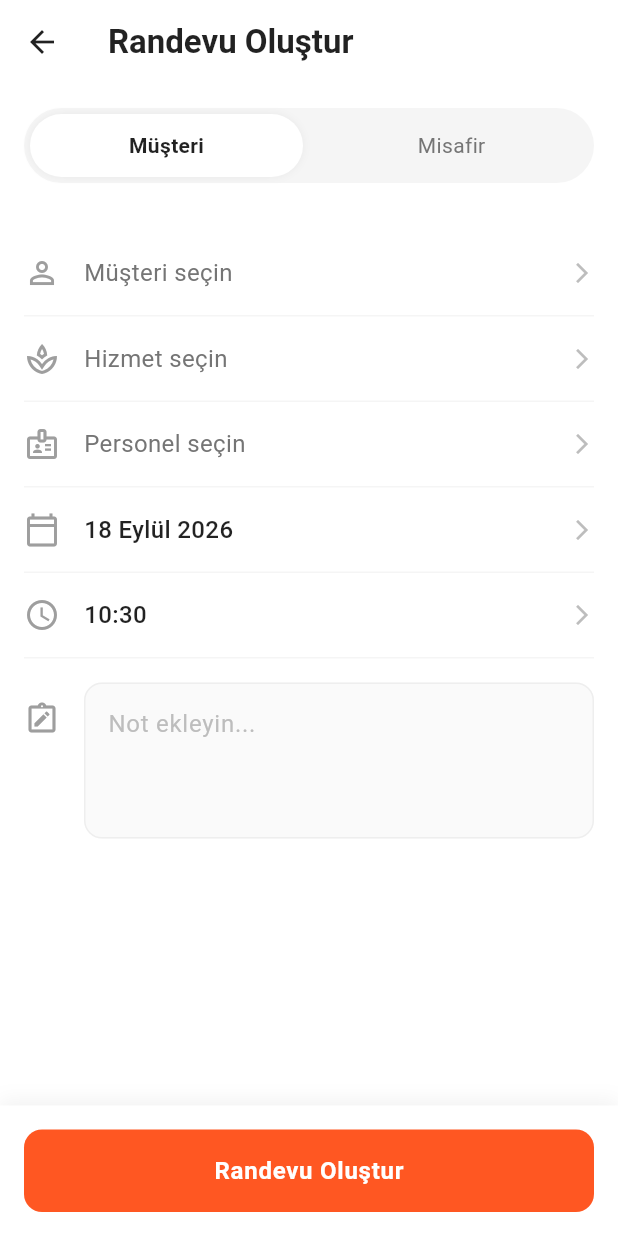
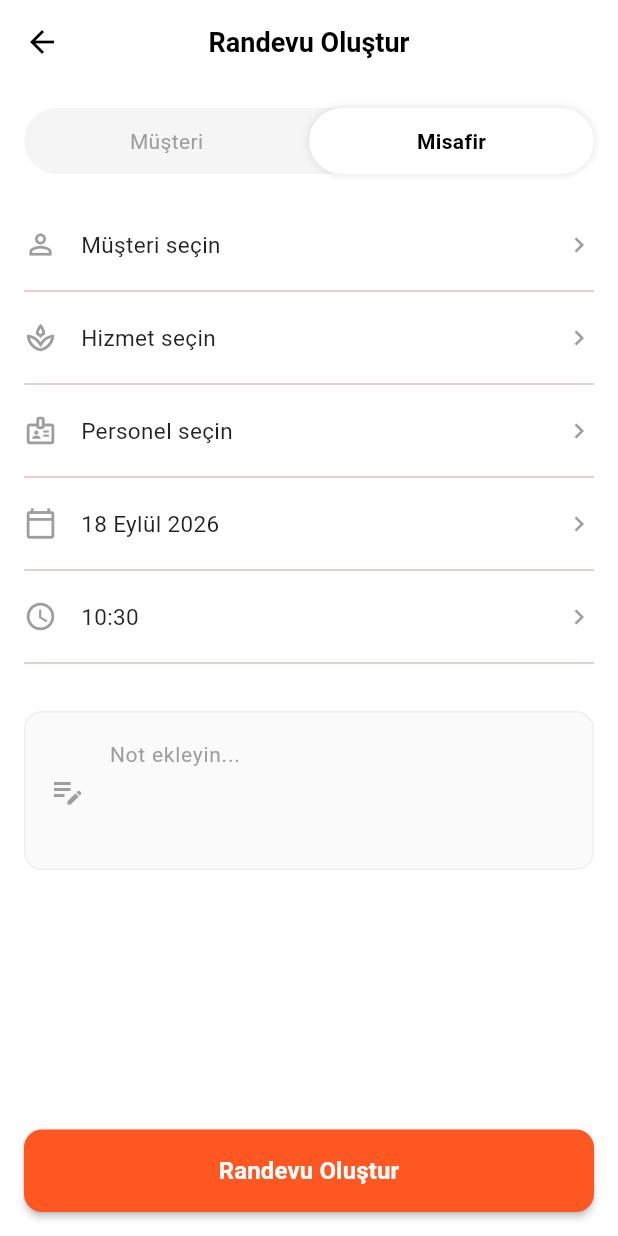
Before and after one commit to sabdioglu/ranpro, a Flutter app: the CreateAppointmentScreen screen opened directly, on a phone screen of 412 x 824 dp. Run offline on Flutter 3.47's test engine with Material 3 defaults, Android fonts, the phone set to English and light mode, and no system bars; statements that could not run were skipped.

Commit message:
Update create_appointment_screen.dart

```diff
--- a/lib/screens/create_appointment_screen.dart
+++ b/lib/screens/create_appointment_screen.dart
@@ -8,8 +8,8 @@ class CreateAppointmentScreen extends StatefulWidget {
 }
 
 class _CreateAppointmentScreenState extends State<CreateAppointmentScreen> {
-  // Müşteri / Misafir sekmesi seçimi (true = Müşteri, false = Misafir)
-  bool _isCustomerSelected = true;
+  // Müşteri ve Misafir sekmeleri arasında geçiş yapmak için kullanacağımız durum
+  bool isMisafirSelected = true;
 
   @override
   Widget build(BuildContext context) {
@@ -18,71 +18,62 @@ class _CreateAppointmentScreenState extends State<CreateAppointmentScreen> {
       appBar: AppBar(
         backgroundColor: Colors.white,
         elevation: 0,
+        // SOL ÜSTTEKİ GERİ BUTONUNU ÇALIŞTIRAN KOD
         leading: IconButton(
-          icon: const Icon(Icons.arrow_back, color: Colors.black87),
-          onPressed: () {},
+          icon: const Icon(Icons.arrow_back, color: Colors.black),
+          onPressed: () {
+            Navigator.pop(context); // Önceki sayfaya (Ana Sayfaya) dön
+          },
         ),
-        title: const Text('Randevu Oluştur', style: TextStyle(color: Colors.black87, fontWeight: FontWeight.bold)),
+        title: const Text('Randevu Oluştur', style: TextStyle(color: Colors.black, fontWeight: FontWeight.bold, fontSize: 18)),
+        centerTitle: true,
       ),
-      body: Column(
-        children: [
-          Expanded(
-            child: SingleChildScrollView(
+      body: SingleChildScrollView(
+        child: Padding(
           padding: const EdgeInsets.all(16.0),
           child: Column(
             crossAxisAlignment: CrossAxisAlignment.start,
             children: [
-                  // Müşteri / Misafir Geçiş Sekmeleri
+              // MÜŞTERİ / MİSAFİR GEÇİŞ BUTONLARI (Artık Tıklanabilir)
               Container(
-                    height: 50,
                 decoration: BoxDecoration(
                   color: Colors.grey[100],
-                      borderRadius: BorderRadius.circular(25),
+                  borderRadius: BorderRadius.circular(24),
                 ),
                 child: Row(
                   children: [
                     Expanded(
                       child: GestureDetector(
-                            onTap: () => setState(() => _isCustomerSelected = true),
+                        onTap: () {
+                          setState(() { isMisafirSelected = false; });
+                        },
                         child: Container(
-                              margin: const EdgeInsets.all(4),
+                          padding: const EdgeInsets.symmetric(vertical: 12),
                           decoration: BoxDecoration(
-                                color: _isCustomerSelected ? Colors.white : Colors.transparent,
-                                borderRadius: BorderRadius.circular(21),
-                                boxShadow: _isCustomerSelected
-                                    ? [BoxShadow(color: Colors.black.withOpacity(0.05), blurRadius: 4)]
-                                    : [],
+                            color: !isMisafirSelected ? Colors.white : Colors.transparent,
+                            borderRadius: BorderRadius.circular(24),
+                            boxShadow: !isMisafirSelected ? [const BoxShadow(color: Colors.black12, blurRadius: 4)] : [],
                           ),
-                              alignment: Alignment.center,
-                              child: Text(
-                                'Müşteri',
-                                style: TextStyle(
-                                  fontWeight: _isCustomerSelected ? FontWeight.bold : FontWeight.normal,
-                                  color: _isCustomerSelected ? Colors.black87 : Colors.grey[600],
-                                ),
+                          child: Center(
+                            child: Text('Müşteri', style: TextStyle(fontWeight: !isMisafirSelected ? FontWeight.bold : FontWeight.normal, color: !isMisafirSelected ? Colors.black : Colors.grey)),
                           ),
                         ),
                       ),
                     ),
                     Expanded(
                       child: GestureDetector(
-                            onTap: () => setState(() => _isCustomerSelected = false),
+                        onTap: () {
+                          setState(() { isMisafirSelected = true; });
+                        },
                         child: Container(
-                              margin: const EdgeInsets.all(4),
+                          padding: const EdgeInsets.symmetric(vertical: 12),
                           decoration: BoxDecoration(
-                                color: !_isCustomerSelected ? Colors.white : Colors.transparent,
-                                borderRadius: BorderRadius.circular(21),
-                                boxShadow: !_isCustomerSelected
-                                    ? [BoxShadow(color: Colors.black.withOpacity(0.05), blurRadius: 4)]
-                                    : [],
+                            color: isMisafirSelected ? Colors.white : Colors.transparent,
+                            borderRadius: BorderRadius.circular(24),
+                            boxShadow: isMisafirSelected ? [const BoxShadow(color: Colors.black12, blurRadius: 4)] : [],
                           ),
-                              alignment: Alignment.center,
-                              child: Text(
-                                'Misafir',
-                                style: TextStyle(
-                                  fontWeight: !_isCustomerSelected ? FontWeight.bold : FontWeight.normal,
-                                  color: !_isCustomerSelected ? Colors.black87 : Colors.grey[600],
-                                ),
+                          child: Center(
+                            child: Text('Misafir', style: TextStyle(fontWeight: isMisafirSelected ? FontWeight.bold : FontWeight.normal, color: isMisafirSelected ? Colors.black : Colors.grey)),
                           ),
                         ),
                       ),
@@ -90,54 +81,39 @@ class _CreateAppointmentScreenState extends State<CreateAppointmentScreen> {
                   ],
                 ),
               ),
-                  const SizedBox(height: 32),
+              const SizedBox(height: 24),
 
-                  // Seçim Alanları (Liste Görünümü)
-                  _buildSelectionRow(Icons.person_outline, 'Müşteri seçin'),
-                  _buildSelectionRow(Icons.spa_outlined, 'Hizmet seçin'),
-                  _buildSelectionRow(Icons.badge_outlined, 'Personel seçin'),
+              // TIKLANABİLİR SEÇİM LİSTELERİ
+              _buildInteractiveRow(Icons.person_outline, 'Müşteri seçin'),
+              const Divider(),
+              _buildInteractiveRow(Icons.spa_outlined, 'Hizmet seçin'),
+              const Divider(),
+              _buildInteractiveRow(Icons.badge_outlined, 'Personel seçin'),
+              const Divider(),
+              _buildInteractiveRow(Icons.calendar_today_outlined, '18 Eylül 2026'),
+              const Divider(),
+              _buildInteractiveRow(Icons.access_time, '10:30'),
+              const Divider(),
 
-                  // Tarih Seçimi
-                  _buildSelectionRow(Icons.calendar_today_outlined, '18 Eylül 2026', isDate: true),
+              const SizedBox(height: 24),
 
-                  // Saat Seçimi
-                  _buildSelectionRow(Icons.access_time, '10:30', isDate: true),
-
-                  const SizedBox(height: 16),
-
-                  // Not Ekleme Alanı
-                  Row(
-                    crossAxisAlignment: CrossAxisAlignment.start,
-                    children: [
-                      Padding(
-                        padding: const EdgeInsets.only(top: 12.0),
-                        child: Icon(Icons.note_alt_outlined, color: Colors.grey[500]),
+              // NOT EKLEME ALANI (Artık içine yazı yazılabilir)
+              Container(
+                padding: const EdgeInsets.symmetric(horizontal: 16, vertical: 8),
+                decoration: BoxDecoration(
+                  color: Colors.grey[50],
+                  borderRadius: BorderRadius.circular(12),
+                  border: Border.all(color: Colors.grey.shade200),
                 ),
-                      const SizedBox(width: 16),
-                      Expanded(
-                        child: TextField(
+                child: const TextField(
                   maxLines: 3,
                   decoration: InputDecoration(
+                    icon: Icon(Icons.edit_note, color: Colors.grey),
+                    border: InputBorder.none,
                     hintText: 'Not ekleyin...',
-                            hintStyle: TextStyle(color: Colors.grey[400]),
-                            border: OutlineInputBorder(
-                              borderRadius: BorderRadius.circular(12),
-                              borderSide: BorderSide(color: Colors.grey[200]!),
-                            ),
-                            enabledBorder: OutlineInputBorder(
-                              borderRadius: BorderRadius.circular(12),
-                              borderSide: BorderSide(color: Colors.grey[200]!),
-                            ),
-                            focusedBorder: OutlineInputBorder(
-                              borderRadius: BorderRadius.circular(12),
-                              borderSide: const BorderSide(color: Color(0xFFFF5722)),
-                            ),
-                            filled: true,
-                            fillColor: Colors.grey[50],
+                    hintStyle: TextStyle(color: Colors.grey, fontSize: 14),
                   ),
                 ),
-                      ),
-                    ],
               ),
               const SizedBox(height: 40),
             ],
@@ -145,62 +121,52 @@ class _CreateAppointmentScreenState extends State<CreateAppointmentScreen> {
         ),
       ),
 
-          // Alt Kısım: Randevu Oluştur Butonu
-          Container(
+      // EN ALTTAKİ RANDEVU OLUŞTUR BUTONU (Artık Çalışıyor)
+      bottomNavigationBar: SafeArea(
+        child: Padding(
           padding: const EdgeInsets.all(16.0),
-            decoration: BoxDecoration(
-              color: Colors.white,
-              boxShadow: [
-                BoxShadow(color: Colors.black.withOpacity(0.05), blurRadius: 10, offset: const Offset(0, -4))
-              ],
+          child: ElevatedButton(
+            onPressed: () {
+              // Butona basıldığında yeşil bir bildirim çıkar ve Ana Sayfaya döner
+              ScaffoldMessenger.of(context).showSnackBar(
+                const SnackBar(
+                  content: Text('Randevu başarıyla oluşturuldu!'),
+                  backgroundColor: Colors.green,
+                  duration: Duration(seconds: 2),
                 ),
-            child: ElevatedButton(
-              onPressed: () {},
+              );
+              Navigator.pop(context);
+            },
             style: ElevatedButton.styleFrom(
               backgroundColor: const Color(0xFFFF5722),
-                foregroundColor: Colors.white,
               padding: const EdgeInsets.symmetric(vertical: 16),
               shape: RoundedRectangleBorder(borderRadius: BorderRadius.circular(12)),
-                elevation: 0,
+              elevation: 2,
             ),
-              child: const Row(
-                mainAxisAlignment: MainAxisAlignment.center,
-                children: [
-                  Text('Randevu Oluştur', style: TextStyle(fontSize: 16, fontWeight: FontWeight.bold, letterSpacing: 0.5)),
-                ],
+            child: const Text('Randevu Oluştur', style: TextStyle(fontSize: 16, fontWeight: FontWeight.bold, color: Colors.white)),
           ),
         ),
-          ),
-        ],
       ),
     );
   }
 
-  // Tıklanabilir Seçim Satırı Tasarımı
-  Widget _buildSelectionRow(IconData icon, String title, {bool isDate = false}) {
+  // Satırların tıklanabilir olmasını sağlayan fonksiyon
+  Widget _buildInteractiveRow(IconData icon, String text) {
     return InkWell(
-      onTap: () {},
-      borderRadius: BorderRadius.circular(12),
-      child: Container(
-        padding: const EdgeInsets.symmetric(vertical: 16.0),
-        decoration: BoxDecoration(
-          border: Border(bottom: BorderSide(color: Colors.grey[100]!)),
-        ),
+      onTap: () {
+        // İleride buraya açılır pencereler (Dropdown) eklenecek
+        ScaffoldMessenger.of(context).showSnackBar(
+          SnackBar(content: Text('$text menüsü açılacak...'), duration: const Duration(seconds: 1)),
+        );
+      },
+      child: Padding(
+        padding: const EdgeInsets.symmetric(vertical: 12.0),
         child: Row(
           children: [
-            Icon(icon, color: Colors.grey[500], size: 24),
+            Icon(icon, color: Colors.grey, size: 22),
             const SizedBox(width: 16),
-            Expanded(
-              child: Text(
-                title,
-                style: TextStyle(
-                  fontSize: 16,
-                  color: isDate ? Colors.black87 : Colors.grey[600],
-                  fontWeight: isDate ? FontWeight.w500 : FontWeight.normal,
-                ),
-              ),
-            ),
-            Icon(Icons.arrow_forward_ios, color: Colors.grey[400], size: 16),
+            Expanded(child: Text(text, style: const TextStyle(color: Colors.black87, fontSize: 15))),
+            const Icon(Icons.chevron_right, color: Colors.grey, size: 20),
           ],
         ),
       ),
```
Lines whose indentation alone changed are shown as unchanged.
